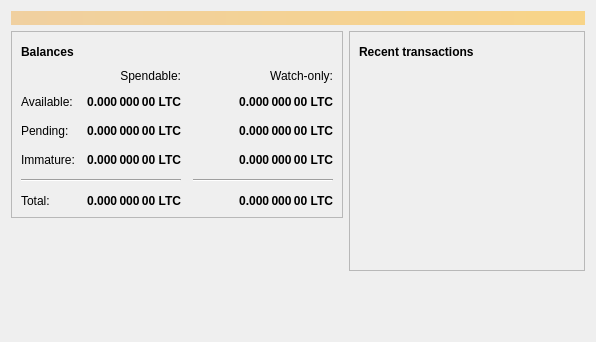
Old version of the form src/qt/forms/overviewpage.ui in the repository JIBowerman/litecoin.
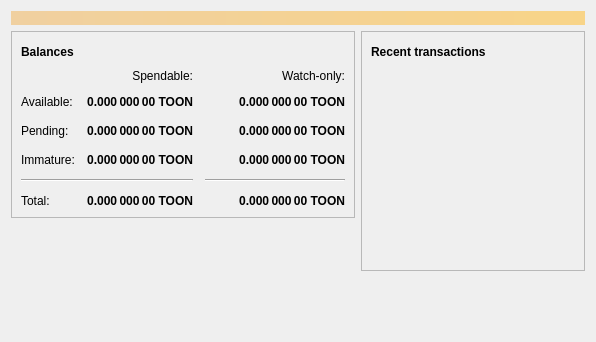
New version of the form. Icons and pictures are not drawn.

The edit to the form file:
```diff
--- a/src/qt/forms/overviewpage.ui
+++ b/src/qt/forms/overviewpage.ui
@@ -129,7 +129,7 @@
                <string>Unconfirmed transactions to watch-only addresses</string>
               </property>
               <property name="text">
-               <string notr="true">0.000 000 00 LTC</string>
+               <string notr="true">0.000 000 00 TOON</string>
               </property>
               <property name="alignment">
                <set>Qt::AlignRight|Qt::AlignTrailing|Qt::AlignVCenter</set>
@@ -154,7 +154,7 @@
                <string>Total of transactions that have yet to be confirmed, and do not yet count toward the spendable balance</string>
               </property>
               <property name="text">
-               <string notr="true">0.000 000 00 LTC</string>
+               <string notr="true">0.000 000 00 TOON</string>
               </property>
               <property name="alignment">
                <set>Qt::AlignRight|Qt::AlignTrailing|Qt::AlignVCenter</set>
@@ -179,7 +179,7 @@
                <string>Mined balance in watch-only addresses that has not yet matured</string>
               </property>
               <property name="text">
-               <string notr="true">0.000 000 00 LTC</string>
+               <string notr="true">0.000 000 00 TOON</string>
               </property>
               <property name="alignment">
                <set>Qt::AlignRight|Qt::AlignTrailing|Qt::AlignVCenter</set>
@@ -237,7 +237,7 @@
                <string>Mined balance that has not yet matured</string>
               </property>
               <property name="text">
-               <string notr="true">0.000 000 00 LTC</string>
+               <string notr="true">0.000 000 00 TOON</string>
               </property>
               <property name="alignment">
                <set>Qt::AlignRight|Qt::AlignTrailing|Qt::AlignVCenter</set>
@@ -282,7 +282,7 @@
                <string>Your current total balance</string>
               </property>
               <property name="text">
-               <string notr="true">0.000 000 00 LTC</string>
+               <string notr="true">0.000 000 00 TOON</string>
               </property>
               <property name="alignment">
                <set>Qt::AlignRight|Qt::AlignTrailing|Qt::AlignVCenter</set>
@@ -307,7 +307,7 @@
                <string>Current total balance in watch-only addresses</string>
               </property>
               <property name="text">
-               <string notr="true">0.000 000 00 LTC</string>
+               <string notr="true">0.000 000 00 TOON</string>
               </property>
               <property name="alignment">
                <set>Qt::AlignRight|Qt::AlignTrailing|Qt::AlignVCenter</set>
@@ -349,7 +349,7 @@
                <string>Your current spendable balance</string>
               </property>
               <property name="text">
-               <string notr="true">0.000 000 00 LTC</string>
+               <string notr="true">0.000 000 00 TOON</string>
               </property>
               <property name="alignment">
                <set>Qt::AlignRight|Qt::AlignTrailing|Qt::AlignVCenter</set>
@@ -374,7 +374,7 @@
                <string>Your current balance in watch-only addresses</string>
               </property>
               <property name="text">
-               <string notr="true">0.000 000 00 LTC</string>
+               <string notr="true">0.000 000 00 TOON</string>
               </property>
               <property name="alignment">
                <set>Qt::AlignRight|Qt::AlignTrailing|Qt::AlignVCenter</set>
```
